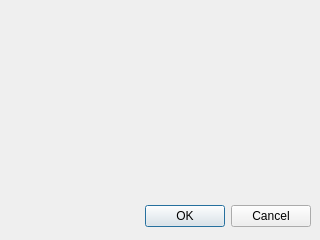
First picture: the form in friendlylogin.ui, repository Andrii-hotfix/FriendlyCrypter, before the edit.
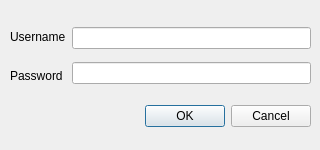
Second picture: the form after the edit.

The edit to the form file:
```diff
--- a/friendlylogin.ui
+++ b/friendlylogin.ui
@@ -6,7 +6,7 @@
     <x>0</x>
     <y>0</y>
     <width>320</width>
-    <height>240</height>
+    <height>150</height>
    </rect>
   </property>
   <property name="windowTitle">
@@ -16,7 +16,7 @@
    <property name="geometry">
     <rect>
      <x>10</x>
-     <y>200</y>
+     <y>100</y>
      <width>301</width>
      <height>32</height>
     </rect>
@@ -28,6 +28,50 @@
     <set>QDialogButtonBox::Cancel|QDialogButtonBox::Ok</set>
    </property>
   </widget>
+  <widget class="QWidget" name="layoutWidget">
+   <property name="geometry">
+    <rect>
+     <x>10</x>
+     <y>20</y>
+     <width>301</width>
+     <height>72</height>
+    </rect>
+   </property>
+   <layout class="QHBoxLayout" name="Main">
+    <item>
+     <layout class="QVBoxLayout" name="Labels">
+      <item>
+       <widget class="QLabel" name="UnameLbl">
+        <property name="text">
+         <string>Username</string>
+        </property>
+       </widget>
+      </item>
+      <item>
+       <widget class="QLabel" name="PwdLbl">
+        <property name="text">
+         <string>Password</string>
+        </property>
+       </widget>
+      </item>
+     </layout>
+    </item>
+    <item>
+     <layout class="QVBoxLayout" name="Inputs">
+      <item>
+       <widget class="QLineEdit" name="UnameLEdit"/>
+      </item>
+      <item>
+       <widget class="QLineEdit" name="PwdLEdit">
+        <property name="echoMode">
+         <enum>QLineEdit::Password</enum>
+        </property>
+       </widget>
+      </item>
+     </layout>
+    </item>
+   </layout>
+  </widget>
  </widget>
  <resources/>
  <connections>
```
Left out of the diff: 9 changed lines with no effect on the pictures.
